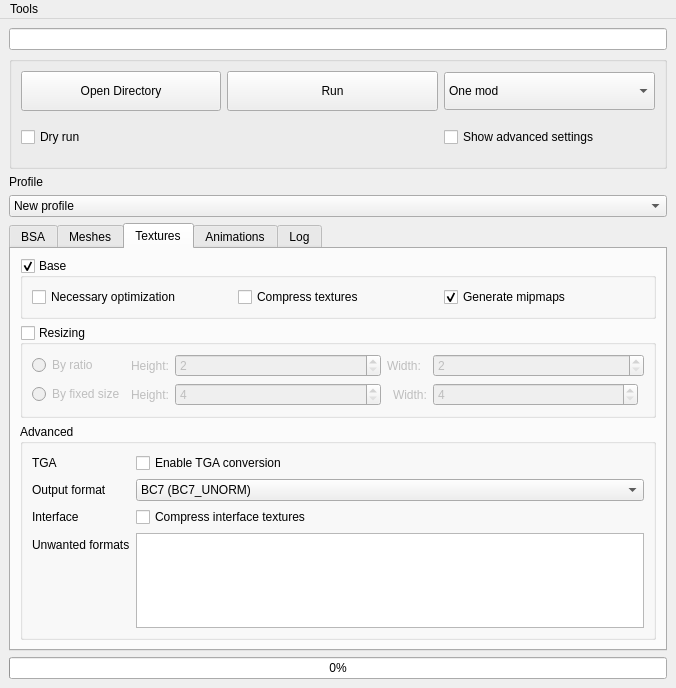
Above: src/MainWindow.ui from Guekka/cathedral-assets-optimizer before the change. Below: the same form after it.
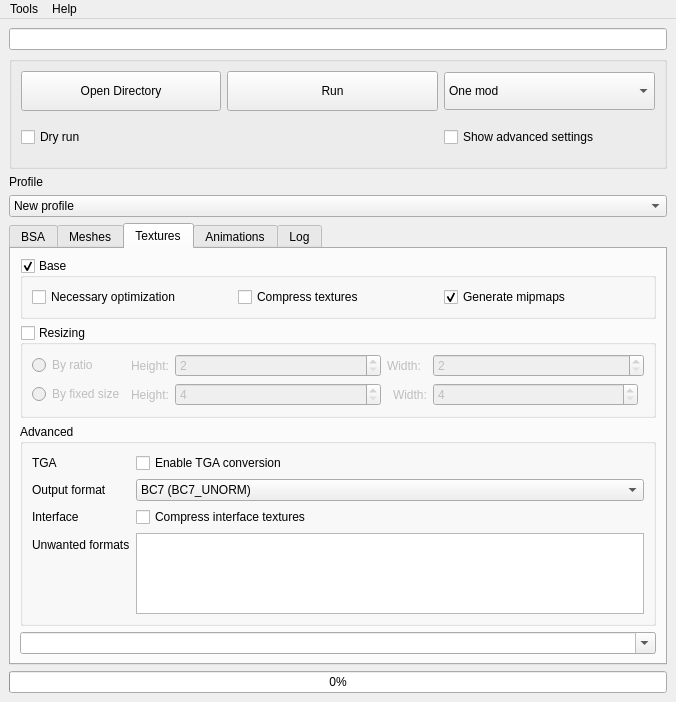
That is the form after the change. The open tabs and pages were chosen to show the change.

Commit message: [UI] Fixed last selected preset not being restored at startup, as well as animation format and debug log state. [UI] Added help menu

Patch:
```diff
--- a/src/MainWindow.ui
+++ b/src/MainWindow.ui
@@ -7,7 +7,7 @@
     <x>0</x>
     <y>0</y>
     <width>676</width>
-    <height>688</height>
+    <height>702</height>
    </rect>
   </property>
   <property name="sizePolicy">
@@ -16,6 +16,11 @@
     <verstretch>0</verstretch>
    </sizepolicy>
   </property>
+  <property name="font">
+   <font>
+    <kerning>true</kerning>
+   </font>
+  </property>
   <property name="cursor">
    <cursorShape>ArrowCursor</cursorShape>
   </property>
@@ -1070,6 +1075,13 @@
           </layout>
          </widget>
         </item>
+        <item>
+         <widget class="QComboBox" name="comboBox">
+          <property name="editable">
+           <bool>true</bool>
+          </property>
+         </widget>
+        </item>
        </layout>
       </widget>
       <widget class="QWidget" name="AnimationsTab">
@@ -1206,7 +1218,17 @@
     <addaction name="actionEnableDarkTheme"/>
     <addaction name="actionEnable_debug_log"/>
    </widget>
+   <widget class="QMenu" name="menuHelp">
+    <property name="title">
+     <string>Help</string>
+    </property>
+    <addaction name="actionDocumentation"/>
+    <addaction name="actionDiscord"/>
+    <addaction name="actionAbout"/>
+    <addaction name="actionAbout_Qt"/>
+   </widget>
    <addaction name="menuTools"/>
+   <addaction name="menuHelp"/>
   </widget>
   <action name="actionEnableDarkTheme">
    <property name="checkable">
```
Left out of the diff: 23 changed lines with no effect on the pictures. The commit also changes 7 other files.
